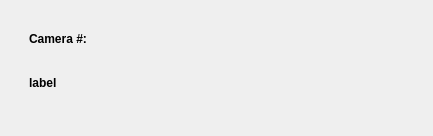
The window that src/plugin/signal_slot_demo/signal_slot_demo_plugin.ui (iorodeo/bias) describes before a commit, drawn with Qt 5.
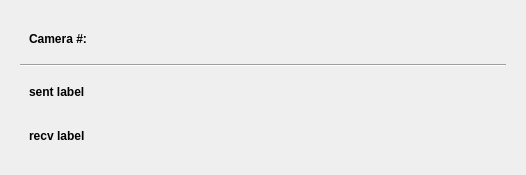
The same window after the commit.

Commit message: Finished signal slot demo plugin.

What changed in the file:
```diff
--- a/src/plugin/signal_slot_demo/signal_slot_demo_plugin.ui
+++ b/src/plugin/signal_slot_demo/signal_slot_demo_plugin.ui
@@ -6,14 +6,14 @@
    <rect>
     <x>0</x>
     <y>0</y>
-    <width>433</width>
-    <height>136</height>
+    <width>526</width>
+    <height>152</height>
    </rect>
   </property>
   <property name="windowTitle">
    <string>Signal Slot Demo</string>
   </property>
-  <layout class="QHBoxLayout" name="horizontalLayout_3">
+  <layout class="QVBoxLayout" name="verticalLayout_2">
    <item>
     <widget class="QWidget" name="topLevelWidgetPtr" native="true">
      <layout class="QVBoxLayout" name="verticalLayout">
@@ -50,7 +50,14 @@
        </widget>
       </item>
       <item>
-       <widget class="QWidget" name="cameraGUIDWidgetPtr" native="true">
+       <widget class="Line" name="line">
+        <property name="orientation">
+         <enum>Qt::Horizontal</enum>
+        </property>
+       </widget>
+      </item>
+      <item>
+       <widget class="QWidget" name="messagesSentWidgetPtr" native="true">
         <layout class="QHBoxLayout" name="horizontalLayout_2">
          <item>
           <widget class="QLabel" name="cameraGuidLabelPtr">
@@ -61,7 +68,7 @@
             </font>
            </property>
            <property name="text">
-            <string>label </string>
+            <string>sent label</string>
            </property>
           </widget>
          </item>
@@ -82,6 +89,41 @@
        </widget>
       </item>
       <item>
+       <widget class="QWidget" name="messageReceivedWidgetPtr" native="true">
+        <layout class="QHBoxLayout" name="horizontalLayout_3">
+         <item>
+          <widget class="QLabel" name="messageReceivedLabelPtr">
+           <property name="font">
+            <font>
+             <weight>75</weight>
+             <bold>true</bold>
+            </font>
+           </property>
+           <property name="text">
+            <string>recv label</string>
+           </property>
+          </widget>
+         </item>
+         <item>
+          <spacer name="horizontalSpacer_3">
+           <property name="orientation">
+            <enum>Qt::Horizontal</enum>
+           </property>
+           <property name="sizeHint" stdset="0">
+            <size>
+             <width>304</width>
+             <height>20</height>
+            </size>
+           </property>
+          </spacer>
+         </item>
+        </layout>
+       </widget>
+      </item>
+     </layout>
+    </widget>
+   </item>
+   <item>
        <spacer name="verticalSpacer">
         <property name="orientation">
          <enum>Qt::Vertical</enum>
@@ -93,9 +135,6 @@
          </size>
         </property>
        </spacer>
-      </item>
-     </layout>
-    </widget>
    </item>
   </layout>
  </widget>
```
Left out of the diff: 2 changed lines with no effect on the pictures. Lines whose indentation alone changed are shown as unchanged. The commit also changes 5 other files.
